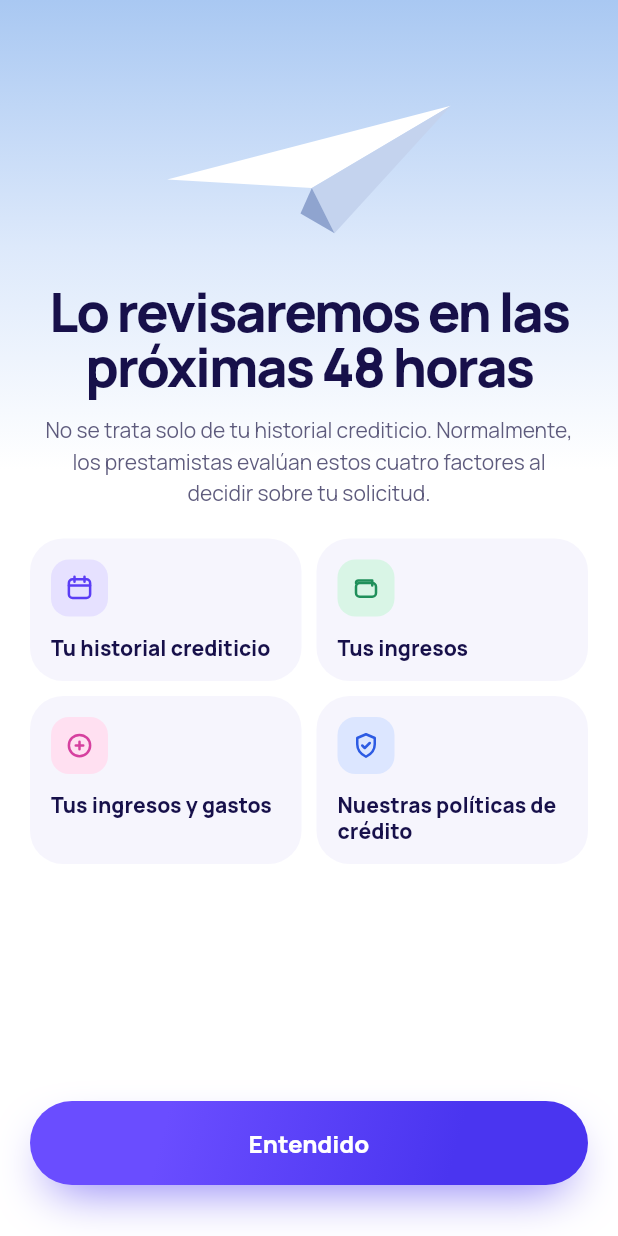
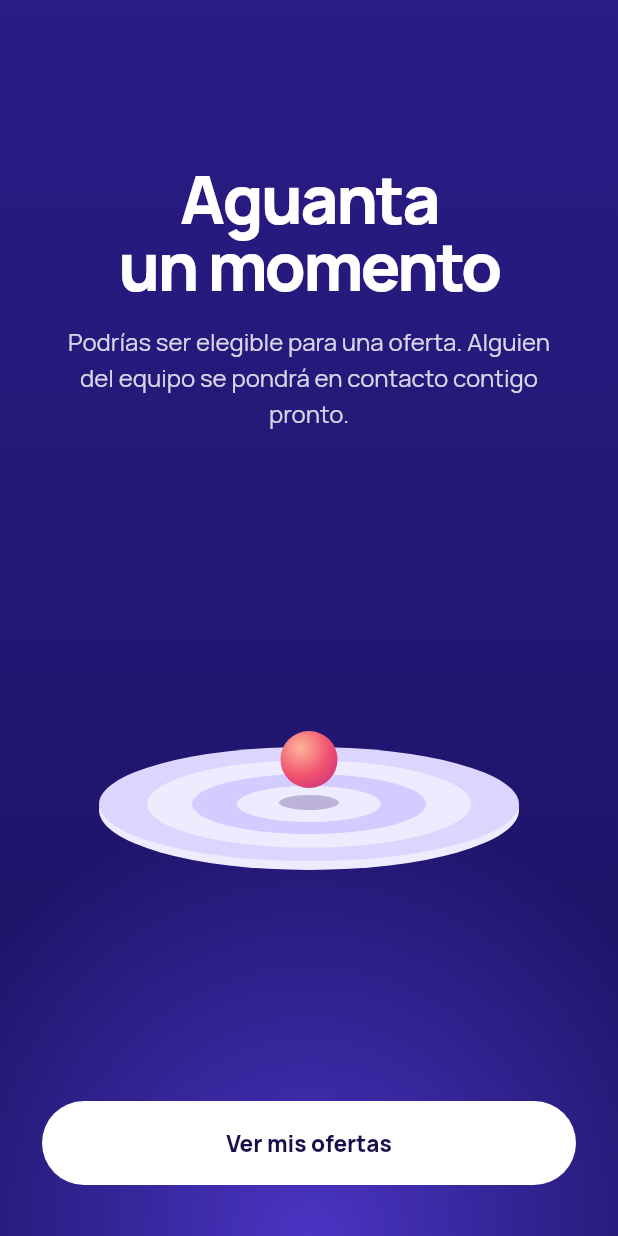
Before and after one commit to pierre-juarez/nido-bank, a Flutter app: the FoundScreen screen opened by its route, after a tap on "Confirmar", after a tap on "Entendido", on a phone screen of 412 x 824 dp. Run offline on Flutter 3.47's test engine with Material 3 defaults, Android fonts, the phone set to English and light mode, and no system bars; our stand-ins replace flutter_svg, go_router, google_fonts.

Commit message:
feat: Add new screens and components for mortgage management and offers

```diff
--- a/lib/core/components/components.dart
+++ b/lib/core/components/components.dart
@@ -12,3 +12,7 @@ export 'nido_logo_tile.dart';
 export 'nido_motion.dart';
 export 'nido_page_dots.dart';
 export 'nido_progress_bar.dart';
+export 'nido_search_loder.dart';
+export 'nido_orb_rings.dart';
+export 'nido_bottom_bar.dart';
+export 'nido_offer_card.dart';
--- /dev/null
+++ b/lib/core/components/nido_orb_rings.dart
@@ -0,0 +1,48 @@
+import 'package:flutter/material.dart';
+import 'package:flutter_svg/flutter_svg.dart';
+
+import '../theme/app_theme.dart';
+import 'nido_motion.dart';
+
+/// Ilustración de Resultado: anillos lilas con una esfera rosada que flota encima.
+///
+/// Medidas (dp): 300 x 170. Los anillos son un SVG de 300 x 150 centrado (10 de margen arriba y abajo);
+/// la esfera mide 38 (radio 19), usa `AppGradients.orb` y flota 9 hacia arriba en 3 s.
+class NidoOrbRings extends StatelessWidget {
+  const NidoOrbRings({super.key});
+
+  static const _rings = '''
+<svg xmlns="http://www.w3.org/2000/svg" viewBox="0 0 300 150" fill="none">
+  <ellipse cx="150" cy="104" rx="140" ry="40" fill="#EFEBFF"/>
+  <ellipse cx="150" cy="100" rx="140" ry="38" fill="#DCD6FF"/>
+  <ellipse cx="150" cy="100" rx="108" ry="29" fill="#EFEBFF"/>
+  <ellipse cx="150" cy="100" rx="78" ry="20" fill="#D3CCFF"/>
+  <ellipse cx="150" cy="100" rx="48" ry="12" fill="#EFEBFF"/>
+  <ellipse cx="150" cy="99" rx="20" ry="5" fill="#3C1E78" fill-opacity="0.28"/>
+</svg>''';
+
+  @override
+  Widget build(BuildContext context) {
+    return SizedBox(
+      width: 300,
+      height: 170,
+      child: Stack(
+        children: [
+          Positioned(left: 0, top: 10, child: SvgPicture.string(_rings, width: 300, height: 150)),
+          Positioned(
+            left: 131,
+            top: 69,
+            child: NidoFloat(
+              duration: const Duration(milliseconds: 1500),
+              child: Container(
+                width: 38,
+                height: 38,
+                decoration: const BoxDecoration(shape: BoxShape.circle, gradient: AppGradients.orb),
+              ),
+            ),
+          ),
+        ],
+      ),
+    );
+  }
+}
--- a/lib/core/router/app_router.dart
+++ b/lib/core/router/app_router.dart
@@ -1,15 +1,11 @@
 import 'package:go_router/go_router.dart';
 import 'package:nido_bank/core/router/app_routes.dart';
-import 'package:nido_bank/features/found/presentation/screens/found_screen.dart';
-import 'package:nido_bank/features/gallery/presentation/screens/components_gallery.dart';
-import 'package:nido_bank/features/home/presentation/screens/home_screen.dart';
-import 'package:nido_bank/features/manage/presentation/screens/manage_screens.dart';
+import 'package:nido_bank/features/screens/screens.dart';
+import 'package:nido_bank/features/shared/components_gallery.dart';
 import 'package:nido_bank/features/onboarding/presentation/screens/onboarding_screen.dart';
-import 'package:nido_bank/features/search/presentation/screens/search_screen.dart';
 import 'package:nido_bank/features/shared/searching_screen.dart';
 import 'package:nido_bank/features/shell/presentation/screens/main_shell.dart';
 import 'package:nido_bank/features/splash/presentation/screens/android_splash_screen.dart';
-import 'package:nido_bank/features/under_review/presentation/screens/under_review_screen.dart';
 
 /// Flujo de arranque: splash nativo → splash de Flutter → onboarding → galería.
 final appRouter = GoRouter(
@@ -44,5 +40,7 @@ final appRouter = GoRouter(
     ),
     GoRoute(path: AppRoutes.found, builder: (context, state) => const FoundScreen()),
     GoRoute(path: AppRoutes.underReview, builder: (context, state) => const UnderReviewScreen()),
+    GoRoute(path: AppRoutes.result, builder: (context, state) => const ResultScreen()),
+    GoRoute(path: AppRoutes.offers, builder: (context, state) => OfertsScreen()),
   ],
 );
--- a/lib/core/router/app_routes.dart
+++ b/lib/core/router/app_routes.dart
@@ -9,4 +9,6 @@ abstract final class AppRoutes {
   static const searching = '/searching';
   static const found = '/found';
   static const underReview = '/under-review';
+  static const result = '/result';
+  static const offers = '/offers';
 }
--- a/lib/features/found/presentation/screens/found_screen.dart
+++ b/lib/features/screens/found_screen.dart
@@ -41,23 +41,7 @@ class _FoundScreenState extends State<FoundScreen> {
                 child: Column(
                   spacing: AppSpacing.s12,
                   children: [
-                    Align(
-                      alignment: Alignment.centerLeft,
-                      child: Material(
-                        color: AppColors.surfaceChip,
-                        shape: const CircleBorder(),
-                        child: InkWell(
-                          onTap: () => context.pop(),
-                          customBorder: const CircleBorder(),
-                          child: const SizedBox(
-                            width: 40,
-                            height: 40,
-                            child: Center(child: NidoIcon(NidoIcons.close, size: 16, strokeWidth: 2.5, color: AppColors.ink900)),
-                          ),
-                        ),
-                      ),
-                    ),
-
+                    SizedBox(height: AppSpacing.s24),
                     Text('Encontramos\ntu hipoteca 👀', textAlign: TextAlign.center, style: AppTextStyles.screenTitle),
                     SizedBox(height: AppSpacing.s2),
                     Padding(
--- /dev/null
+++ b/lib/features/screens/result_screen.dart
@@ -0,0 +1,58 @@
+import 'package:flutter/material.dart';
+import 'package:flutter/services.dart';
+import 'package:go_router/go_router.dart';
+import 'package:nido_bank/core/components/components.dart';
+import 'package:nido_bank/core/router/app_routes.dart';
+import 'package:nido_bank/core/theme/app_theme.dart';
+
+class ResultScreen extends StatelessWidget {
+  const ResultScreen({super.key});
+
+  @override
+  Widget build(BuildContext context) {
+    return AnnotatedRegion<SystemUiOverlayStyle>(
+      value: SystemUiOverlayStyle.light,
+      child: Scaffold(
+        body: Stack(
+          children: [
+            const Positioned.fill(
+              child: DecoratedBox(decoration: BoxDecoration(gradient: AppGradients.result)),
+            ),
+            const Align(
+              alignment: Alignment.bottomCenter,
+              child: FractionallySizedBox(
+                heightFactor: 0.6,
+                widthFactor: 1,
+                child: DecoratedBox(decoration: BoxDecoration(gradient: AppGradients.resultGlow)),
+              ),
+            ),
+            Padding(
+              padding: const EdgeInsets.fromLTRB(28, 110, 28, 34),
+              child: Column(
+                children: [
+                  Text('Aguanta\nun momento', textAlign: TextAlign.center, style: AppTextStyles.heroTitle),
+                  const SizedBox(height: 16),
+                  Padding(
+                    padding: const EdgeInsets.symmetric(horizontal: 10),
+                    child: Text(
+                      'Podrías ser elegible para una oferta. Alguien del equipo se pondrá en contacto contigo pronto.',
+                      textAlign: TextAlign.center,
+                      style: AppTextStyles.bodyLg,
+                    ),
+                  ),
+                  const Expanded(child: Center(child: NidoOrbRings())),
+                  NidoButton(
+                    label: 'Ver mis ofertas',
+                    variant: NidoButtonVariant.light,
+                    height: 56,
+                    onPressed: () => context.go(AppRoutes.offers),
+                  ),
+                ],
+              ),
+            ),
+          ],
+        ),
+      ),
+    );
+  }
+}
--- a/lib/features/under_review/presentation/screens/under_review_screen.dart
+++ b/lib/features/screens/under_review_screen.dart
@@ -1,10 +1,12 @@
 import 'package:flutter/material.dart';
 import 'package:flutter/services.dart';
+import 'package:go_router/go_router.dart';
 import 'package:nido_bank/core/components/info_rows.dart';
 import 'package:nido_bank/core/components/nido_button.dart';
 import 'package:nido_bank/core/components/nido_icons.dart';
 import 'package:nido_bank/core/components/nido_illustrations.dart';
 import 'package:nido_bank/core/components/nido_motion.dart';
+import 'package:nido_bank/core/router/app_routes.dart';
 import 'package:nido_bank/core/theme/app_theme.dart';
 
 class UnderReviewScreen extends StatelessWidget {
@@ -70,7 +72,7 @@ class UnderReviewScreen extends StatelessWidget {
                 ],
               ),
               const Spacer(),
-              NidoButton(label: 'Entendido', onPressed: () {}),
+              NidoButton(label: 'Entendido', onPressed: () => context.go(AppRoutes.result)),
             ],
           ),
         ),
```
Also changed, not shown: lib/core/components/nido_offer_card.dart (added, +130 -0 lines), lib/features/screens/oferts_screen.dart (added, +48 -0 lines), lib/features/screens/screens.dart (added, +7 -0 lines), lib/features/shared/components_gallery.dart (renamed from lib/features/gallery/presentation/screens/components_gallery.dart, +15 -28 lines), lib/features/screens/home_screen.dart (renamed from lib/features/home/presentation/screens/home_screen.dart), lib/features/screens/manage_screens.dart (renamed from lib/features/manage/presentation/screens/manage_screens.dart), lib/features/screens/search_screen.dart (renamed from lib/features/search/presentation/screens/search_screen.dart).
